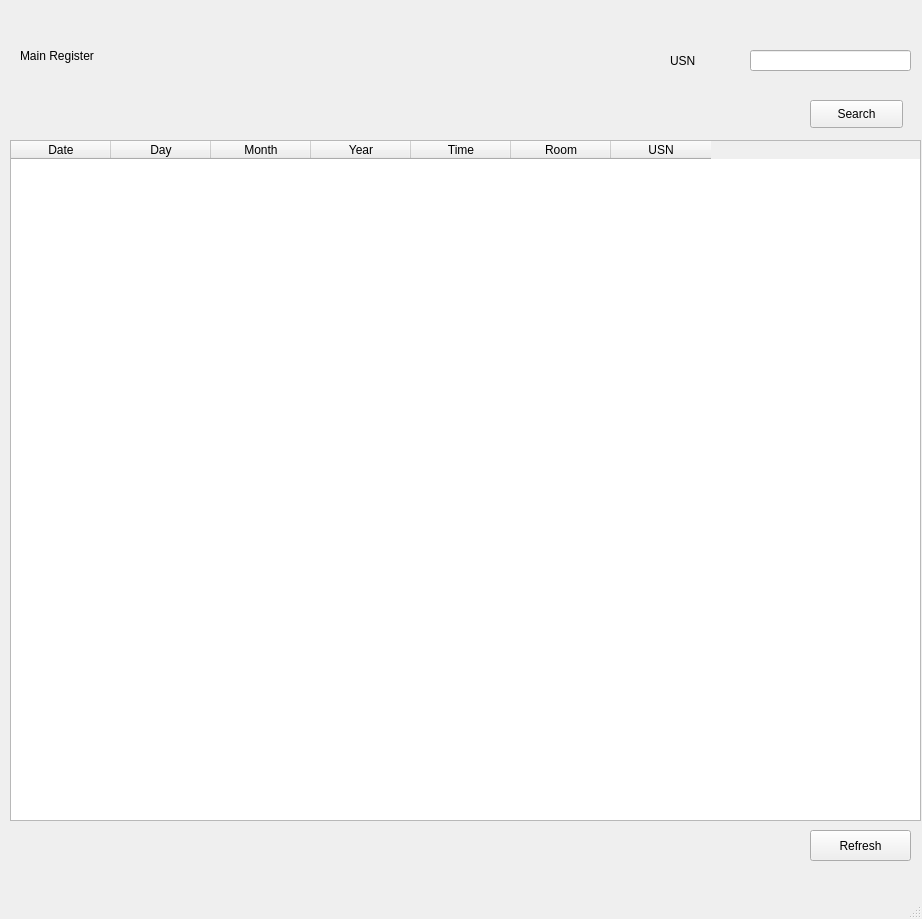
abhipray-cpu/RFID-attendance, file attendance.ui: the form before one commit.
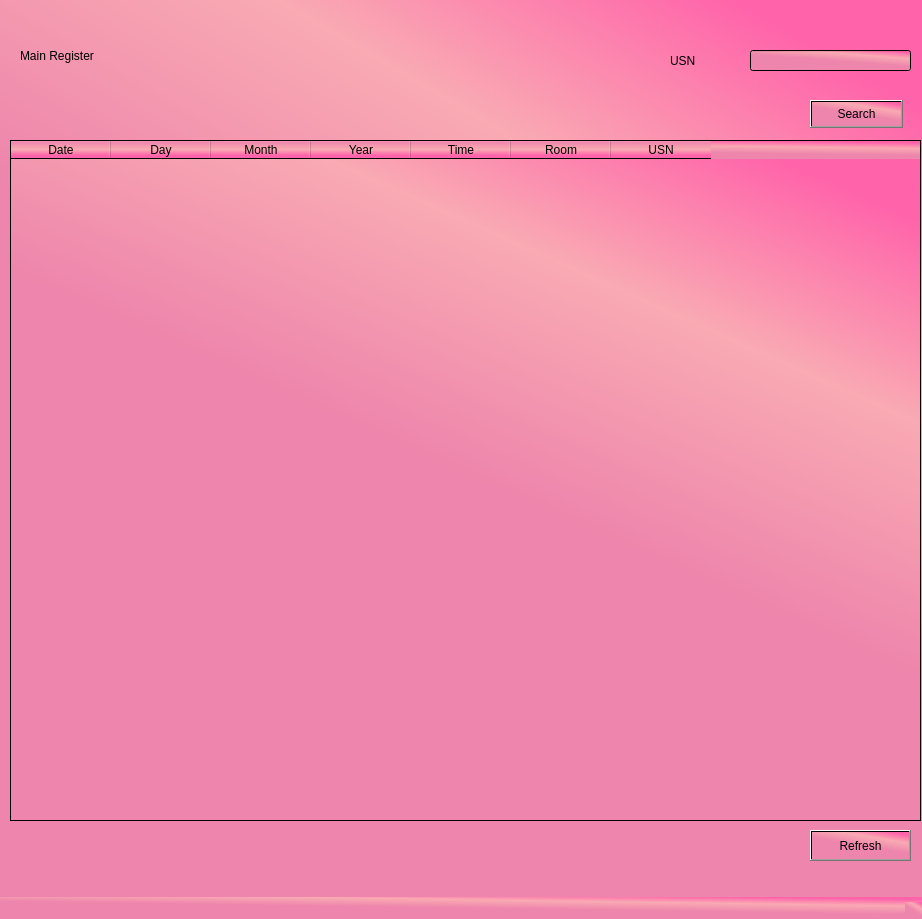
The form after the commit.

Patch:
```diff
--- a/attendance.ui
+++ b/attendance.ui
@@ -13,6 +13,9 @@
   <property name="windowTitle">
    <string>MainWindow</string>
   </property>
+  <property name="styleSheet">
+   <string notr="true">background-color: qlineargradient(spread:pad, x1:0.632, y1:0.613, x2:1, y2:0, stop:0.0447761 rgba(238, 133, 172, 255), stop:0.497512 rgba(249, 170, 179, 255), stop:0.850746 rgba(255, 100, 170, 255));</string>
+  </property>
   <widget class="QWidget" name="centralwidget">
    <widget class="QTableWidget" name="table">
     <property name="geometry">
@@ -23,6 +26,10 @@
       <height>681</height>
      </rect>
     </property>
+    <property name="styleSheet">
+     <string notr="true">
+font: 14pt &quot;Mongolian Baiti&quot;;</string>
+    </property>
     <property name="frameShadow">
      <enum>QFrame::Raised</enum>
     </property>
@@ -104,7 +111,9 @@
      </rect>
     </property>
     <property name="styleSheet">
-     <string notr="true">font: 12pt &quot;MS Shell Dlg 2&quot;;</string>
+     <string notr="true">
+font: 14pt &quot;Mongolian Baiti&quot;;
+background-color: rgba(255, 255, 255, 0);</string>
     </property>
     <property name="text">
      <string>USN</string>
@@ -136,7 +145,9 @@
      </rect>
     </property>
     <property name="styleSheet">
-     <string notr="true">font: 75 18pt &quot;MS Shell Dlg 2&quot;;</string>
+     <string notr="true">
+font: 14pt &quot;Mongolian Baiti&quot;;
+background-color: rgba(255, 255, 255, 0);</string>
     </property>
     <property name="text">
      <string>Main Register</string>
```
Left out of the diff: 6 changed lines with no effect on the pictures.
